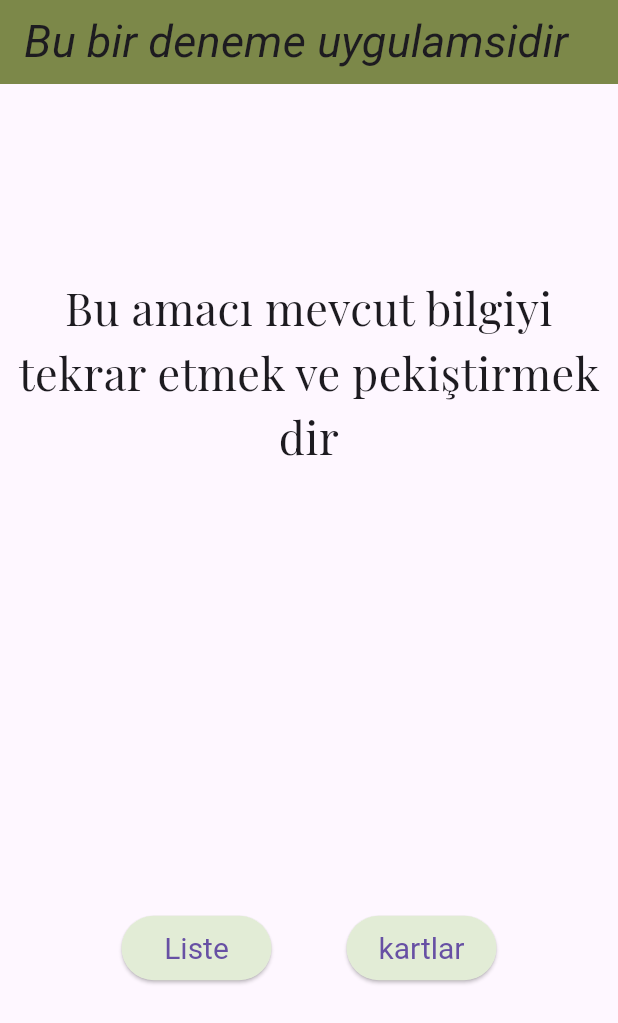
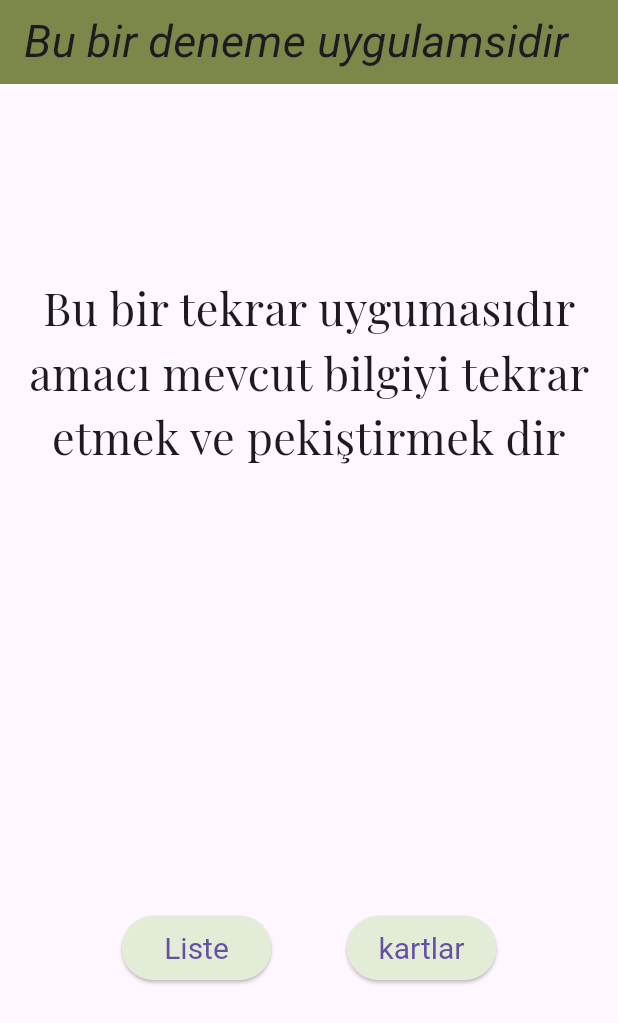
Before and after one commit to YilmazEr06/Flutter-temel-widget, a Flutter app: the screen it shows after launch, on a phone screen of 412 x 824 dp. Shown: the top 1023 px of the screen. Run offline on Flutter 3.47's test engine with Material 3 defaults, Android fonts, the phone set to English and light mode, and no system bars; our stand-ins replace fluttertoast, google_fonts; missing offline and left inert: flutter_tindercard_plus.

Commit message:
Revert "Basic"
This reverts commit e3c550efed124f729e7b273e40039115fd6ade41.

```diff
--- a/lib/screens/screen1.dart
+++ b/lib/screens/screen1.dart
@@ -49,7 +49,7 @@ class _MyHomePageState extends State<MyHomePage> {
             children: [
               Padding(
                 padding: EdgeInsets.all(5.0),
-                child: Text("Bu amacı mevcut bilgiyi tekrar etmek ve pekiştirmek dir",
+                child: Text("Bu bir tekrar uygumasıdır amacı mevcut bilgiyi tekrar etmek ve pekiştirmek dir",
                 textAlign: TextAlign.center),
               ),
             ],
```
